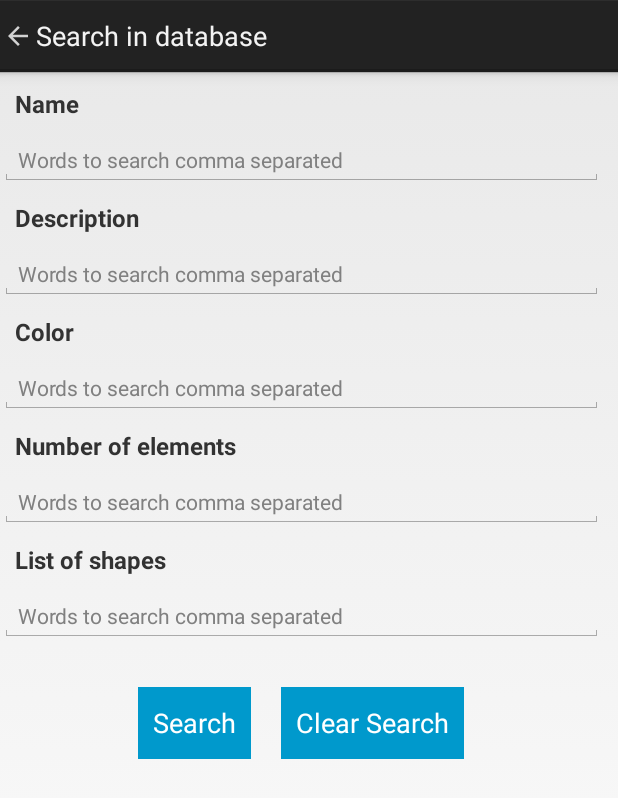
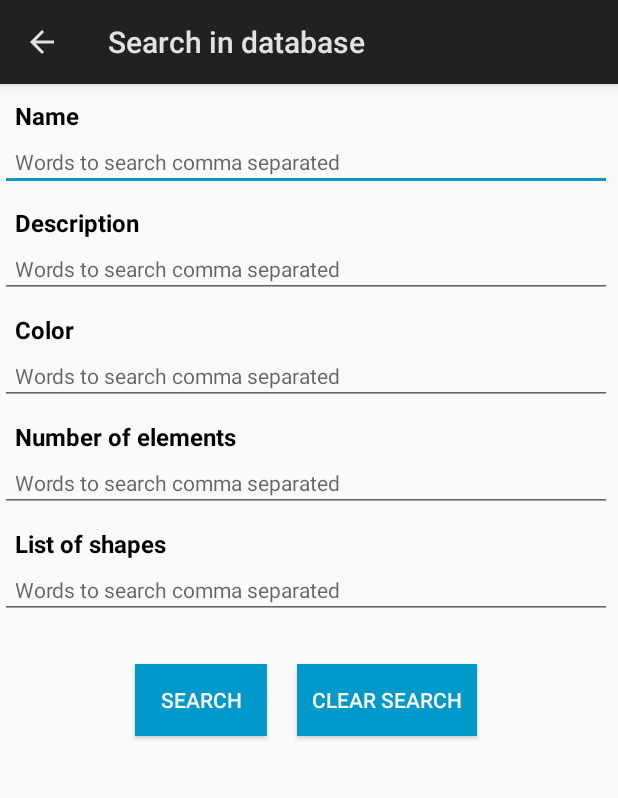
Before and after one commit to avlweb/collectionviewer, an Android app: the MainList screen opened directly, with no data from a screen before it, after a tap on "Search", on a phone screen of 412 x 824 dp. Shown: the top 798 px of the screen. Run offline under Robolectric (Android 15) with nearby library versions, the light colour scheme and no system bars.

Commit message:
Switch to AndroidX and SDK 29 + Improvments

```diff
--- a/app/src/main/java/com/avlweb/encycloviewer/MainList.java
+++ b/app/src/main/java/com/avlweb/encycloviewer/MainList.java
@@ -20,7 +20,7 @@ import java.util.Arrays;
 import java.util.List;
 
 public class MainList extends Activity {
-    public static ArrayList<Element> itemsList = null;
+    public static ArrayList<DbItem> itemsList = null;
     public static String dbpath = null;
     public static int selectedItemPosition = -1;
     public static int maxPosition = 0;
@@ -34,6 +34,8 @@ public class MainList extends Activity {
         ActionBar actionbar = getActionBar();
         if (actionbar != null) {
             actionbar.setDisplayShowTitleEnabled(false);
+            actionbar.setDisplayHomeAsUpEnabled(false);
+            actionbar.setDisplayShowHomeEnabled(true);
         }
         loadDatabaseInList();
     }
@@ -51,21 +53,18 @@ public class MainList extends Activity {
 
         switch (item.getItemId()) {
             case R.id.close_btn:
-                intent = new Intent(MainList.this, Home.class);
-//                intent.putExtra("root", Environment.getExternalStorageDirectory() + File.separator + "Documents");
-                //intent.putExtra( "root", "/extSdCard/Documents");
-                //intent.putExtra( "root", "/mnt/sdcard/Documents");
+                intent = new Intent(this, Home.class);
                 startActivity(intent);
                 return true;
 
             case R.id.search_btn:
-                intent = new Intent(MainList.this, SearchInDatabase.class);
+                intent = new Intent(this, SearchInDatabase.class);
                 startActivity(intent);
                 return true;
 
             case R.id.menu_about:
                 if (dbInfos != null) {
-                    final AlertDialog.Builder builder = new AlertDialog.Builder(MainList.this);
+                    final AlertDialog.Builder builder = new AlertDialog.Builder(this);
                     builder.setTitle(getString(R.string.about_database));
                     builder.setMessage(getString(R.string.name_points) + dbInfos.getName()
                             + "\n" +
@@ -91,7 +90,7 @@ public class MainList extends Activity {
     public void loadDatabaseInList() {
         if (dbpath != null) {
             if (itemsList != null) {
-                Element element;
+                DbItem element;
                 ListView lv = findViewById(R.id.listView1);
 
                 // Get preferences
@@ -128,8 +127,6 @@ public class MainList extends Activity {
 
                     List<String> items = Arrays.asList(lv_arr);
                     lv.setAdapter(new MainListAdapter(getApplicationContext(), items));
-//                    lv.setAdapter(new ArrayAdapter<String>(this, R.layout.mainlist, lv_arr));
-
                     lv.setOnItemClickListener(new OnItemClickListener() {
                         public void onItemClick(AdapterView<?> parent, View view, int position, long id) {
                             selectedItemPosition = position;
--- a/app/src/main/res/layout/activity_search.xml
+++ b/app/src/main/res/layout/activity_search.xml
@@ -18,8 +18,10 @@
             android:id="@+id/TextView01"
             android:layout_width="match_parent"
             android:layout_height="wrap_content"
-            android:padding="10dp"
+            android:paddingHorizontal="10dp"
+            android:paddingTop="10dp"
             android:text="@string/field1_"
+            android:textColor="@android:color/black"
             android:textSize="16sp"
             android:textStyle="bold" />
 
@@ -30,14 +32,19 @@
             android:autofillHints="@string/words_to_search"
             android:hint="@string/words_to_search"
             android:inputType="text"
+            android:paddingHorizontal="10dp"
+            android:paddingBottom="10dp"
+            android:textColor="@android:color/darker_gray"
             android:textSize="14sp" />
 
         <TextView
             android:id="@+id/TextView02"
             android:layout_width="match_parent"
             android:layout_height="wrap_content"
-            android:padding="10dp"
+            android:paddingHorizontal="10dp"
+            android:paddingTop="10dp"
             android:text="@string/field2_"
+            android:textColor="@android:color/black"
             android:textSize="16sp"
             android:textStyle="bold" />
 
@@ -48,14 +55,19 @@
             android:autofillHints="@string/words_to_search"
             android:hint="@string/words_to_search"
             android:inputType="text"
+            android:paddingHorizontal="10dp"
+            android:paddingBottom="10dp"
+            android:textColor="@android:color/black"
             android:textSize="14sp" />
 
         <TextView
             android:id="@+id/TextView03"
             android:layout_width="match_parent"
             android:layout_height="wrap_content"
-            android:padding="10dp"
+            android:paddingHorizontal="10dp"
+            android:paddingTop="10dp"
             android:text="@string/field3_"
+            android:textColor="@android:color/black"
             android:textSize="16sp"
             android:textStyle="bold" />
 
@@ -66,14 +78,19 @@
             android:autofillHints="@string/words_to_search"
             android:hint="@string/words_to_search"
             android:inputType="text"
+            android:paddingHorizontal="10dp"
+            android:paddingBottom="10dp"
+            android:textColor="@android:color/black"
             android:textSize="14sp" />
 
         <TextView
             android:id="@+id/TextView04"
             android:layout_width="match_parent"
             android:layout_height="wrap_content"
-            android:padding="10dp"
+            android:paddingHorizontal="10dp"
+            android:paddingTop="10dp"
             android:text="@string/field4_"
+            android:textColor="@android:color/black"
             android:textSize="16sp"
             android:textStyle="bold" />
 
@@ -84,14 +101,18 @@
             android:autofillHints="@string/words_to_search"
             android:hint="@string/words_to_search"
             android:inputType="text"
+            android:paddingHorizontal="10dp"
+            android:paddingBottom="10dp"
             android:textSize="14sp" />
 
         <TextView
             android:id="@+id/TextView05"
             android:layout_width="match_parent"
             android:layout_height="wrap_content"
-            android:padding="10dp"
+            android:paddingHorizontal="10dp"
+            android:paddingTop="10dp"
             android:text="@string/field5_"
+            android:textColor="@android:color/black"
             android:textSize="16sp"
             android:textStyle="bold" />
 
@@ -102,6 +123,8 @@
             android:autofillHints="@string/words_to_search"
             android:hint="@string/words_to_search"
             android:inputType="text"
+            android:paddingHorizontal="10dp"
+            android:paddingBottom="10dp"
             android:textSize="14sp" />
 
         <LinearLayout
--- a/app/src/main/res/values/styles.xml
+++ b/app/src/main/res/values/styles.xml
@@ -1,7 +1,18 @@
 <?xml version="1.0" encoding="utf-8"?>
 <resources>
-    <style name="AppTheme" parent="android:Theme.Holo.Light.DarkActionBar">
-<!--        <item name="android:textSize">16sp</item>-->
-        <item name="android:homeAsUpIndicator">@drawable/menu_back</item>
+
+    <style name="AppTheme" parent="android:Theme.Material.Light.DarkActionBar">
+        <!--    <style name="AppTheme" parent="android:Theme.Holo.Light.DarkActionBar">-->
+        <item name="android:textColor">@android:color/holo_blue_dark</item>
+
+        <item name="android:colorControlActivated">@android:color/holo_blue_dark</item>
+
+        <!--        <item name="android:fastScrollTextColor">@android:color/white</item>-->
+        <!--        <item name="android:fastScrollPreviewBackgroundLeft">@android:color/holo_blue_dark</item>-->
+        <!--        <item name="android:fastScrollPreviewBackgroundRight">@android:color/holo_blue_dark</item>-->
+        <!--        <item name="android:fastScrollThumbDrawable">@android:color/holo_blue_dark</item>-->
+        <!--        <item name="android:fastScrollTrackDrawable">@android:color/holo_blue_dark</item>-->
+        <!--        <item name="android:fastScrollStyle"></item>-->
     </style>
+
 </resources>
--- a/gradle.properties
+++ b/gradle.properties
@@ -16,3 +16,5 @@
 org.gradle.daemon=true
 org.gradle.parallel=true
 org.gradle.jvmargs=-Xmx2048M
+android.useAndroidX=true
+android.enableJetifier=true
```
Also changed, not shown: app/build.gradle (+5 -5 lines), app/src/main/java/com/avlweb/encycloviewer/DbItem.java (renamed from app/src/main/java/com/avlweb/encycloviewer/Element.java, +5 -5 lines), app/src/main/java/com/avlweb/encycloviewer/DisplayItem.java (+6 -5 lines), app/src/main/java/com/avlweb/encycloviewer/Home.java (+17 -8 lines), app/src/main/java/com/avlweb/encycloviewer/SearchInDatabase.java (+21 -16 lines), app/src/main/java/com/avlweb/encycloviewer/Settings.java (+6 -4 lines), app/src/main/res/layout/activity_display_item.xml (+5 -2 lines), app/src/main/res/layout/activity_home.xml (+6 -3 lines), app/src/main/res/layout/activity_settings.xml (+11 -5 lines).
